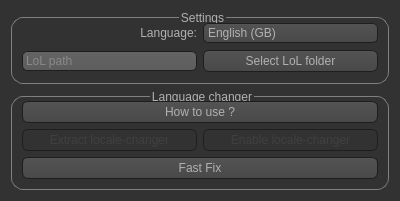
The window that gui-src/widget.ui (lgrvs/LoLClient-Manager) describes before a commit, drawn with Qt 5.
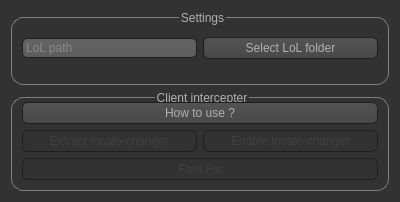
The same window after the commit. Icons and pictures are not drawn.

Diff of the .ui file:
```diff
--- a/gui-src/widget.ui
+++ b/gui-src/widget.ui
@@ -7,7 +7,7 @@
     <x>0</x>
     <y>0</y>
     <width>400</width>
-    <height>201</height>
+    <height>202</height>
    </rect>
   </property>
   <property name="windowTitle">
@@ -498,7 +498,7 @@
 }</string>
      </property>
      <property name="title">
-      <string>Language changer</string>
+      <string>Client intercepter</string>
      </property>
      <layout class="QGridLayout" name="gridLayout_3">
       <item row="1" column="0">
@@ -530,6 +530,9 @@
       </item>
       <item row="2" column="0" colspan="2">
        <widget class="QPushButton" name="fastfix_button">
+        <property name="enabled">
+         <bool>false</bool>
+        </property>
         <property name="text">
          <string>Fast Fix</string>
         </property>
@@ -562,70 +565,6 @@
      </property>
      <layout class="QGridLayout" name="gridLayout_2">
       <item row="0" column="0">
-       <widget class="QLabel" name="label">
-        <property name="text">
-         <string>Language:</string>
-        </property>
-        <property name="alignment">
-         <set>Qt::AlignRight|Qt::AlignTrailing|Qt::AlignVCenter</set>
-        </property>
-       </widget>
-      </item>
-      <item row="0" column="1">
-       <widget class="QComboBox" name="comboBox">
-        <property name="sizePolicy">
-         <sizepolicy hsizetype="Preferred" vsizetype="Maximum">
-          <horstretch>0</horstretch>
-          <verstretch>0</verstretch>
-         </sizepolicy>
-        </property>
-        <property name="minimumSize">
-         <size>
-          <width>0</width>
-          <height>20</height>
-         </size>
-        </property>
-        <property name="currentIndex">
-         <number>0</number>
-        </property>
-        <item>
-         <property name="text">
-          <string>English (GB)</string>
-         </property>
-        </item>
-        <item>
-         <property name="text">
-          <string>English (US)</string>
-         </property>
-        </item>
-        <item>
-         <property name="text">
-          <string>Français</string>
-         </property>
-        </item>
-        <item>
-         <property name="text">
-          <string>Español</string>
-         </property>
-        </item>
-        <item>
-         <property name="text">
-          <string>한국어</string>
-         </property>
-        </item>
-        <item>
-         <property name="text">
-          <string>日本語</string>
-         </property>
-        </item>
-        <item>
-         <property name="text">
-          <string>中文</string>
-         </property>
-        </item>
-       </widget>
-      </item>
-      <item row="1" column="0">
        <widget class="QLineEdit" name="folder_line">
         <property name="sizePolicy">
          <sizepolicy hsizetype="Preferred" vsizetype="Fixed">
@@ -641,7 +580,7 @@
         </property>
        </widget>
       </item>
-      <item row="1" column="1">
+      <item row="0" column="1">
        <widget class="QPushButton" name="select_folder_button">
         <property name="text">
          <string>Select LoL folder</string>
```
